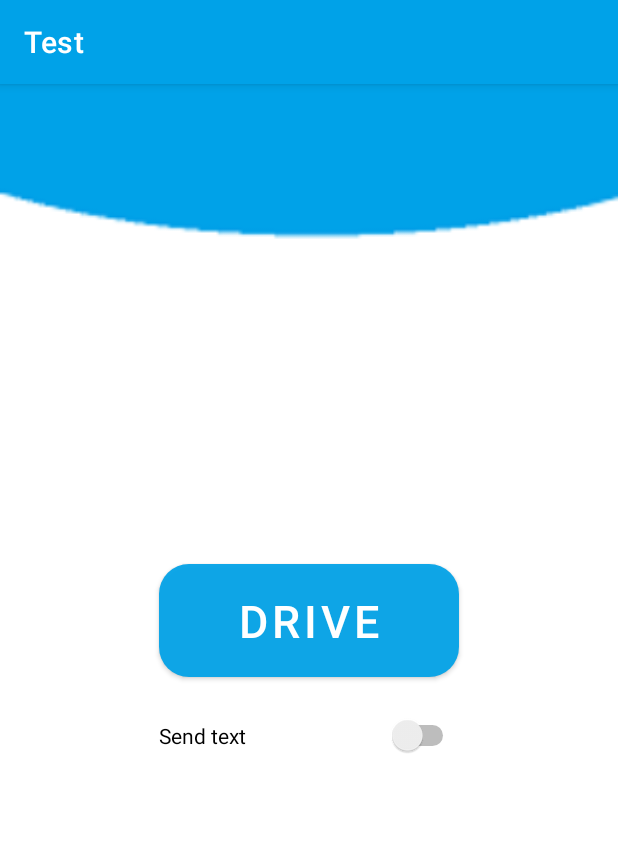
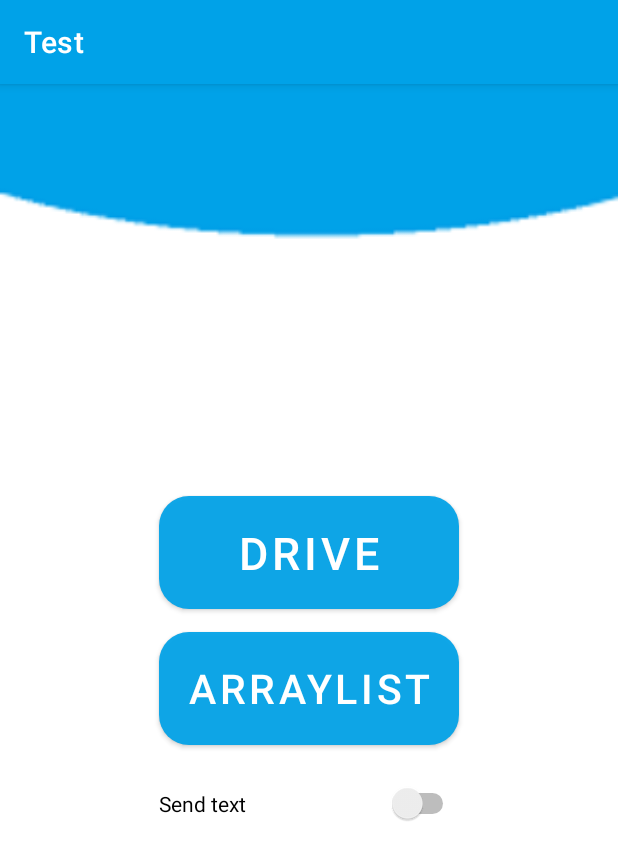
Before and after one commit to xXGodBladeXx/MyProj, an Android app: the Driving_Activity screen opened directly, with no data from a screen before it, on a phone screen of 412 x 824 dp. Shown: the top 860 px of the screen. Run offline under Robolectric (Android 15) with nearby library versions, the phone set to English and light mode, and no system bars.

Commit message:
comments and code updates for the exam

```diff
--- a/app/src/main/res/layout/activity_driving.xml
+++ b/app/src/main/res/layout/activity_driving.xml
@@ -17,6 +17,17 @@
         android:text="Drive"
         android:textSize="30dp" />
 
+    <Button
+        android:id="@+id/GotoArraylist"
+        android:layout_width="200dp"
+        android:layout_height="75dp"
+        android:layout_gravity="center"
+        android:layout_marginTop="15dp"
+        android:background="@drawable/roundbutton"
+        android:onClick="Arraylistgo"
+        android:text="Arraylist"
+        android:textSize="27dp" />
+
     <Switch
         android:id="@+id/switch1"
         android:layout_width="200dp"
--- a/app/src/main/res/menu/menu.xml
+++ b/app/src/main/res/menu/menu.xml
@@ -6,6 +6,9 @@
         android:id="@+id/Camera"
         android:title="Camera" />
     <item
+        android:id="@+id/speak"
+        android:title="Speak"/>
+    <item
         android:id="@+id/exitbox"
         android:title="Exit"/>
 </menu>
```
Also changed, not shown: app/src/main/java/com/example/test/Arraylist_Activity.java (+30 -8 lines), app/src/main/java/com/example/test/Camera_Activity.java (+17 -13 lines), app/src/main/java/com/example/test/CustomAdapter.java (+7 -7 lines), app/src/main/java/com/example/test/Driving_Activity.java (+6 -0 lines), app/src/main/java/com/example/test/FirstPage_Activity.java (+4 -1 lines), app/src/main/java/com/example/test/Login_Activity.java (+7 -5 lines), app/src/main/java/com/example/test/Massage.java (+1 -1 lines), app/src/main/java/com/example/test/Menu_Activity.java (+4 -0 lines), app/src/main/java/com/example/test/Speak_Activity.java (+8 -17 lines), app/src/main/res/layout/massages_row.xml (+15 -9 lines).
